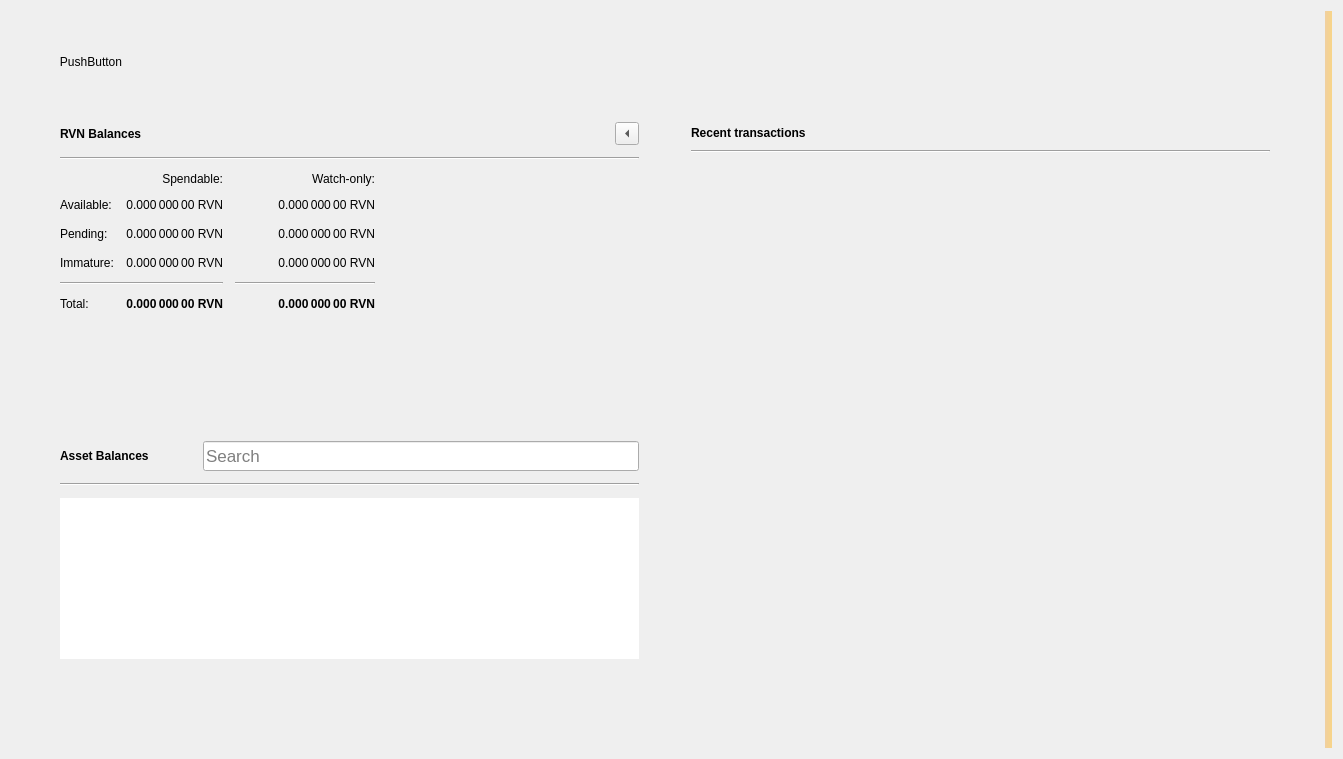
Above: src/qt/forms/overviewpage.ui from RavenProject/Ravencoin before the change. Below: the same form after it.
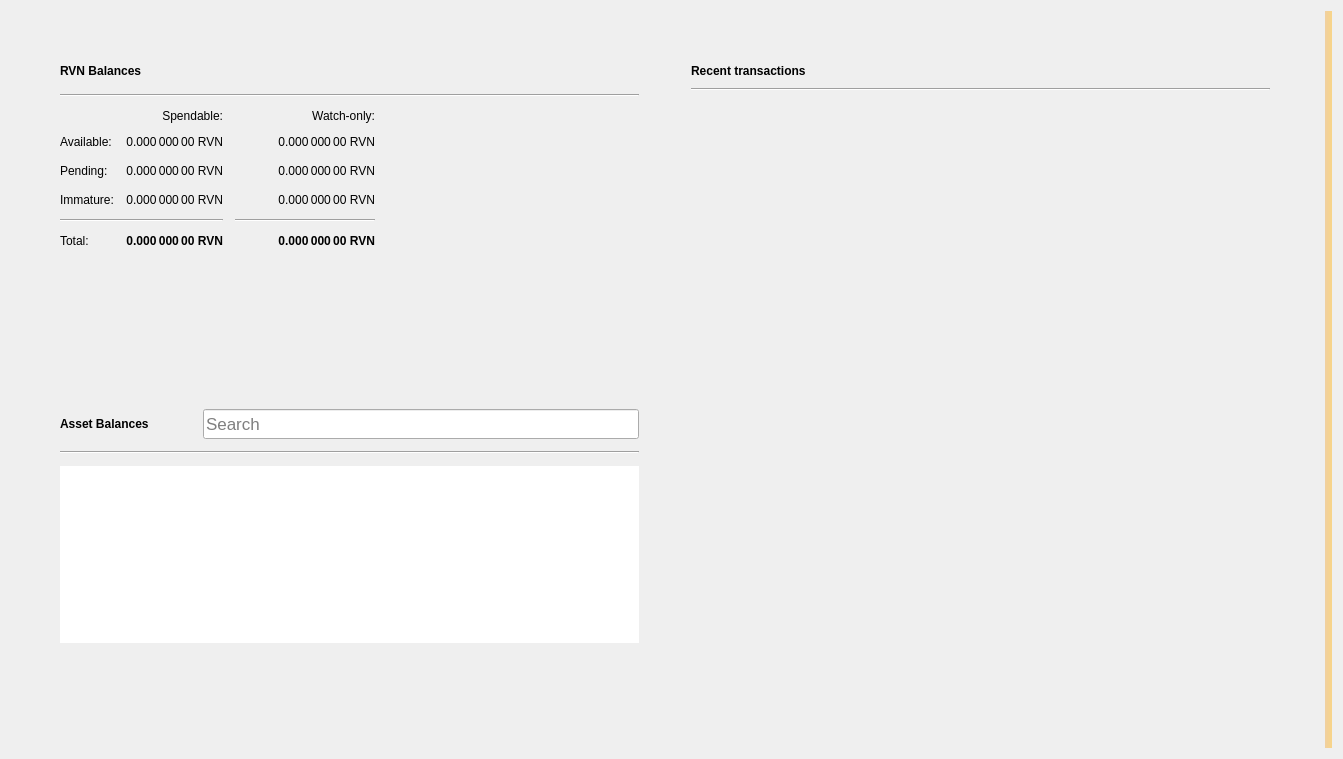
That is the form after the change. Icons and pictures are not drawn.

Patch:
```diff
--- a/src/qt/forms/overviewpage.ui
+++ b/src/qt/forms/overviewpage.ui
@@ -17,7 +17,7 @@
    <bool>false</bool>
   </property>
   <layout class="QGridLayout" name="gridLayout_3">
-   <item row="0" column="0">
+   <item row="0" column="1">
     <layout class="QVBoxLayout" name="verticalLayout_7">
      <property name="spacing">
       <number>0</number>
@@ -34,42 +34,6 @@
      <property name="bottomMargin">
       <number>0</number>
      </property>
-     <item>
-      <layout class="QHBoxLayout" name="horizontalLayout_3">
-       <property name="leftMargin">
-        <number>40</number>
-       </property>
-       <property name="topMargin">
-        <number>40</number>
-       </property>
-       <item>
-        <widget class="QPushButton" name="testTotalRaven">
-         <property name="text">
-          <string>PushButton</string>
-         </property>
-         <property name="checkable">
-          <bool>false</bool>
-         </property>
-         <property name="flat">
-          <bool>true</bool>
-         </property>
-        </widget>
-       </item>
-       <item>
-        <spacer name="horizontalSpacer_5">
-         <property name="orientation">
-          <enum>Qt::Horizontal</enum>
-         </property>
-         <property name="sizeHint" stdset="0">
-          <size>
-           <width>40</width>
-           <height>20</height>
-          </size>
-         </property>
-        </spacer>
-       </item>
-      </layout>
-     </item>
      <item>
       <layout class="QHBoxLayout" name="horizontalLayout" stretch="0,0">
        <property name="spacing">
@@ -180,16 +144,6 @@
                 </property>
                </spacer>
               </item>
-              <item>
-               <widget class="QToolButton" name="rvnBalanceBack">
-                <property name="text">
-                 <string/>
-                </property>
-                <property name="arrowType">
-                 <enum>Qt::LeftArrow</enum>
-                </property>
-               </widget>
-              </item>
              </layout>
             </item>
             <item>
```
Left out of the diff: 2 changed lines with no effect on the pictures.
